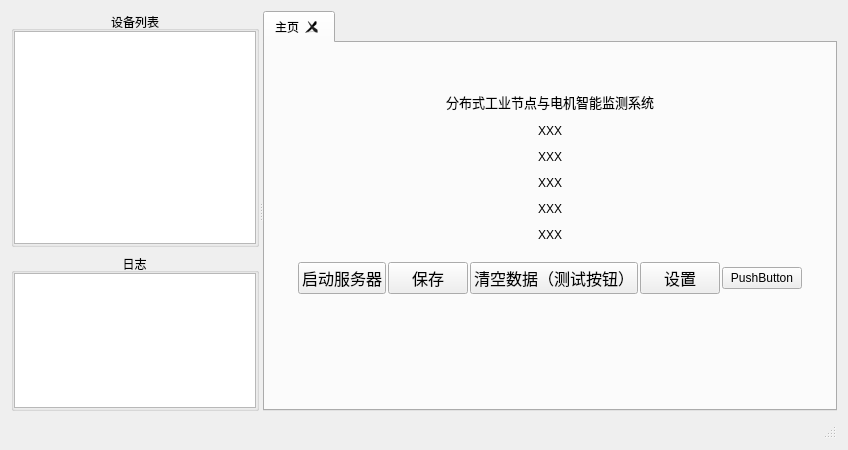
BedTang/LAProject, file main_form.ui: the form before one commit.
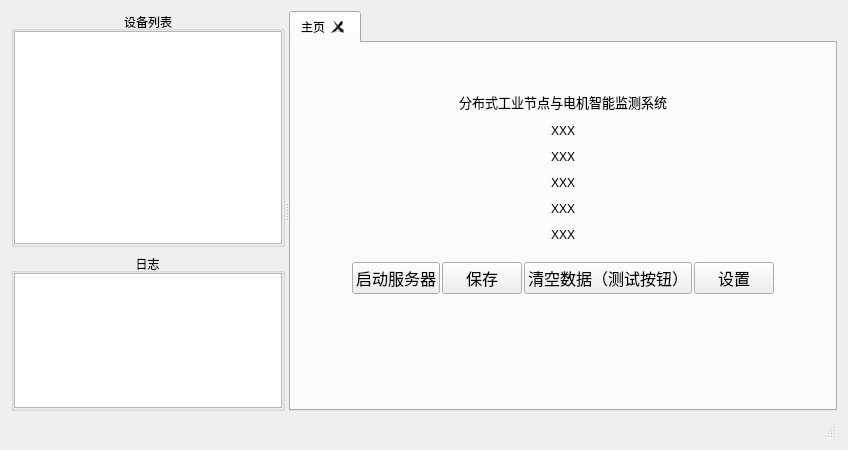
The form after the commit.

```diff
--- a/main_form.ui
+++ b/main_form.ui
@@ -309,13 +309,6 @@
                 </property>
                </widget>
               </item>
-              <item>
-               <widget class="QPushButton" name="pushButton">
-                <property name="text">
-                 <string>PushButton</string>
-                </property>
-               </widget>
-              </item>
               <item>
                <spacer name="horizontalSpacer_2">
                 <property name="orientation">
```
Left out of the diff: 14 changed lines with no effect on the pictures.
